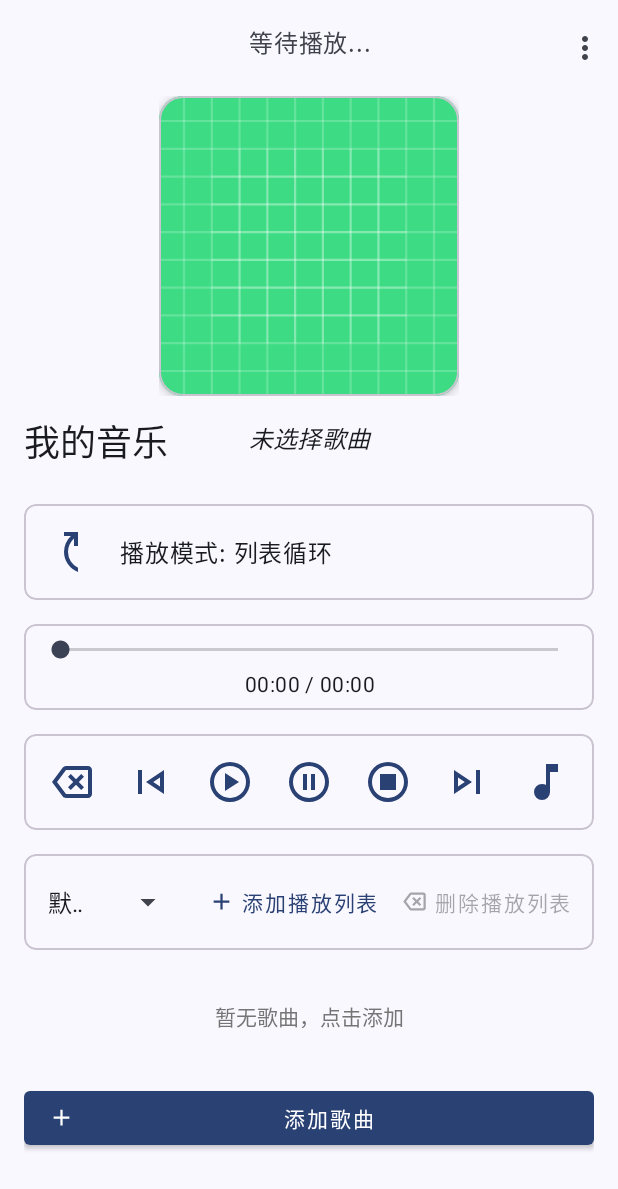
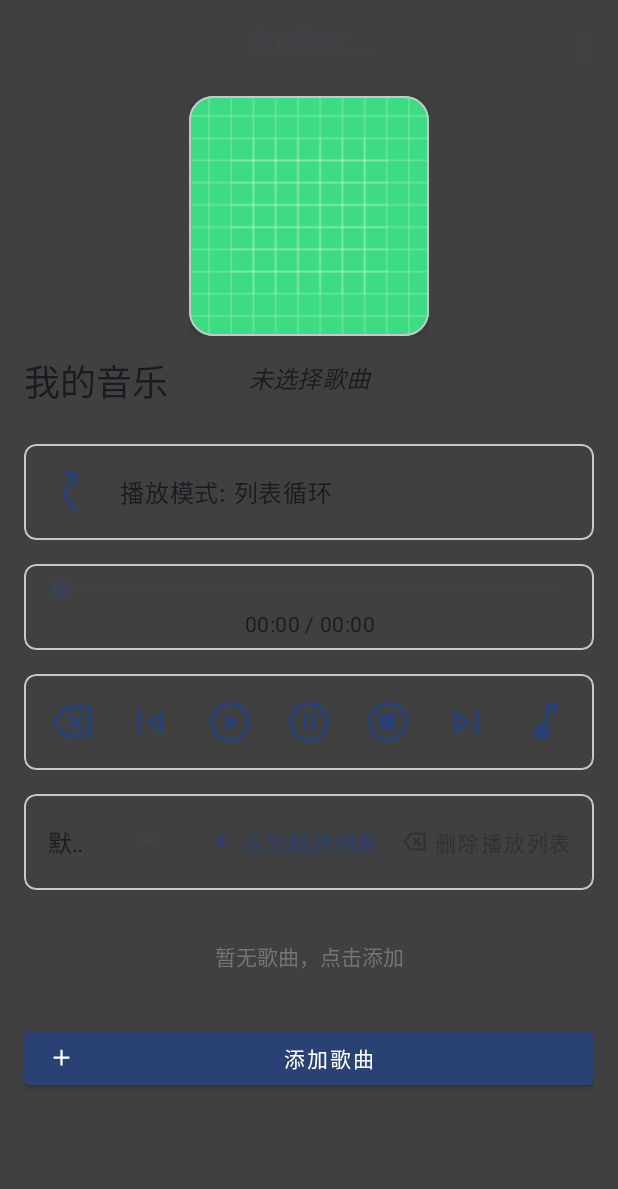
Before and after one commit to Kriemseeley/MusicPlayer, an Android app: the MainActivity screen opened directly, with no data from a screen before it, on a phone screen of 412 x 824 dp. Shown: the top 1189 px of the screen. Run offline under Robolectric (Android 15) with nearby library versions, the phone set to English and light mode, and no system bars; libraries missing offline, so code that uses them is left out: eightbitlab.com.blurview, org.jaudiotagger.audio, org.jaudiotagger.tag; plain views replace BlurView; 9 statements that could not run were skipped.

Commit message:
背景高斯模糊，歌曲封面作为背景，并随歌曲变化而变化

```diff
--- a/app/build.gradle.kts
+++ b/app/build.gradle.kts
@@ -12,7 +12,8 @@ android {
         targetSdk = 35
         versionCode = 1
         versionName = "1.0"
-
+        renderscriptTargetApi = 21
+        renderscriptSupportModeEnabled = true
         testInstrumentationRunner = "androidx.test.runner.AndroidJUnitRunner"
     }
 
--- /dev/null
+++ b/app/src/main/java/com/example/myapplication/BlurBackgroundView.java
@@ -0,0 +1,131 @@
+package com.example.myapplication;
+
+import android.content.Context;
+import android.graphics.Bitmap;
+import android.graphics.Canvas;
+import android.graphics.Color;
+import android.graphics.Matrix;
+import android.graphics.drawable.ColorDrawable;
+import android.graphics.drawable.Drawable;
+import android.graphics.drawable.TransitionDrawable;
+import android.os.Handler;
+import android.os.Looper;
+import android.renderscript.Allocation;
+import android.renderscript.Element;
+import android.renderscript.RenderScript;
+import android.renderscript.ScriptIntrinsicBlur;
+import android.util.AttributeSet;
+import android.widget.ImageView;
+import androidx.annotation.NonNull;
+import androidx.annotation.Nullable;
+
+import java.util.concurrent.ExecutorService;
+import java.util.concurrent.Executors;
+
+/**
+ * 动态模糊背景视图
+ * 接收一个源Bitmap，异步处理成模糊背景并平滑过渡
+ */
+public class BlurBackgroundView extends ImageView {
+
+    private static final int TRANSITION_DURATION_MS = 300;
+    private static final float BLUR_RADIUS = 5f;
+    private static final float SCALE_FACTOR = 1.2f;
+
+    private final ExecutorService backgroundExecutor = Executors.newSingleThreadExecutor();
+    private final Handler mainHandler = new Handler(Looper.getMainLooper());
+    private RenderScript rs;
+
+    private final Drawable defaultBackground;
+
+    public BlurBackgroundView(@NonNull Context context) {
+        this(context, null);
+    }
+
+    public BlurBackgroundView(@NonNull Context context, @Nullable AttributeSet attrs) {
+        super(context, attrs);
+        rs = RenderScript.create(context);
+        // 无封面时的默认渐变背景
+        defaultBackground = new ColorDrawable(Color.parseColor("#404040"));
+        setScaleType(ScaleType.CENTER_CROP);
+        setImageDrawable(defaultBackground);
+    }
+
+    /**
+     * 设置源封面，触发异步模糊处理和背景更新
+     *
+     * @param coverBitmap 原始封面图，可为null
+     */
+    public void setCover(Bitmap coverBitmap) {
+        if (coverBitmap == null) {
+            transitionTo(defaultBackground);
+            return;
+        }
+
+        backgroundExecutor.submit(() -> {
+            try {
+                Bitmap blurredBitmap = processBitmap(coverBitmap);
+                mainHandler.post(() -> transitionTo(
+                        new android.graphics.drawable.BitmapDrawable(getResources(), blurredBitmap)));
+            } catch (Exception e) {
+                mainHandler.post(() -> transitionTo(defaultBackground));
+            }
+        });
+    }
+
+    /**
+     * 对Bitmap进行缩放和高斯模糊处理
+     */
+    private Bitmap processBitmap(Bitmap bitmap) {
+        // 1. 缩放
+        Matrix matrix = new Matrix();
+        matrix.postScale(SCALE_FACTOR, SCALE_FACTOR);
+        Bitmap scaledBitmap = Bitmap.createBitmap(bitmap, 0, 0, bitmap.getWidth(), bitmap.getHeight(), matrix, true);
+
+        // 2. 模糊
+        Bitmap outputBitmap = Bitmap.createBitmap(scaledBitmap);
+        Allocation in = Allocation.createFromBitmap(rs, scaledBitmap);
+        Allocation out = Allocation.createFromBitmap(rs, outputBitmap);
+
+        ScriptIntrinsicBlur script = ScriptIntrinsicBlur.create(rs, Element.U8_4(rs));
+        script.setRadius(BLUR_RADIUS);
+        script.setInput(in);
+        script.forEach(out);
+
+        out.copyTo(outputBitmap);
+
+        // 回收中间Bitmap
+        scaledBitmap.recycle();
+        in.destroy();
+        out.destroy();
+        script.destroy();
+
+        return outputBitmap;
+    }
+
+    /**
+     * 平滑过渡到新的Drawable
+     */
+    private void transitionTo(Drawable newDrawable) {
+        Drawable oldDrawable = getDrawable();
+        if (oldDrawable == null) {
+            oldDrawable = new ColorDrawable(Color.TRANSPARENT);
+        }
+
+        TransitionDrawable transitionDrawable = new TransitionDrawable(new Drawable[] { oldDrawable, newDrawable });
+        setImageDrawable(transitionDrawable);
+        transitionDrawable.startTransition(TRANSITION_DURATION_MS);
+    }
+
+    @Override
+    protected void onDetachedFromWindow() {
+        super.onDetachedFromWindow();
+        // 释放RenderScript资源
+        if (rs != null) {
+            rs.destroy();
+            rs = null;
+        }
+        // 关闭线程池
+        backgroundExecutor.shutdown();
+    }
+}
--- a/app/src/main/res/layout/activity_main.xml
+++ b/app/src/main/res/layout/activity_main.xml
@@ -3,8 +3,13 @@
     xmlns:app="http://schemas.android.com/apk/res-auto"
     xmlns:tools="http://schemas.android.com/tools"
     android:layout_width="match_parent"
-    android:layout_height="match_parent"
-    android:background="?attr/colorSurface">
+    android:layout_height="match_parent">
+
+    <com.example.myapplication.BlurBackgroundView
+        android:id="@+id/blur_background_view"
+        android:layout_width="match_parent"
+        android:layout_height="match_parent" />
+
     <!-- 顶部工具栏 -->
     <com.google.android.material.appbar.AppBarLayout
         android:id="@+id/appbar"
@@ -41,8 +46,8 @@
                 <!-- 替换原有的封面ImageView部分 -->
                 <FrameLayout
                     android:id="@+id/cover_container"
-                    android:layout_width="200dp"
-                    android:layout_height="200dp"
+                    android:layout_width="160dp"
+                    android:layout_height="160dp"
                     android:layout_marginTop="@dimen/spacing_lg"
                     app:layout_constraintEnd_toEndOf="parent"
                     app:layout_constraintStart_toStartOf="parent"
@@ -116,6 +121,7 @@
                 android:layout_height="wrap_content"
                 app:cardElevation="0dp"
                 app:cardCornerRadius="@dimen/corner_radius_md"
+                app:cardBackgroundColor="@android:color/transparent"
                 app:layout_constraintTop_toTopOf="parent"
                 app:layout_constraintStart_toStartOf="parent"
                 app:layout_constraintEnd_toEndOf="parent">
@@ -124,8 +130,7 @@
                     android:id="@+id/blur_view_play_mode"
                     android:layout_width="match_parent"
                     android:layout_height="match_parent"
-                    app:blurOverlayColor="@android:color/white"
-                    app:blurRadius="20">
+                    app:blurRadius="10">
 
                     <androidx.constraintlayout.widget.ConstraintLayout
                         android:layout_width="match_parent"
@@ -173,6 +178,7 @@
                 android:layout_marginTop="@dimen/spacing_md"
                 app:cardElevation="0dp"
                 app:cardCornerRadius="@dimen/corner_radius_md"
+                app:cardBackgroundColor="@android:color/transparent"
                 app:layout_constraintTop_toBottomOf="@id/play_mode_card"
                 app:layout_constraintStart_toStartOf="parent"
                 app:layout_constraintEnd_toEndOf="parent">
@@ -181,8 +187,7 @@
                     android:id="@+id/blur_view_progress"
                     android:layout_width="match_parent"
                     android:layout_height="match_parent"
-                    app:blurOverlayColor="@android:color/white"
-                    app:blurRadius="20">
+                    app:blurRadius="10">
 
                     <androidx.constraintlayout.widget.ConstraintLayout
                         android:layout_width="match_parent"
@@ -223,6 +228,7 @@
                 android:layout_marginTop="@dimen/spacing_md"
                 app:cardElevation="0dp"
                 app:cardCornerRadius="@dimen/corner_radius_md"
+                app:cardBackgroundColor="@android:color/transparent"
                 app:layout_constraintTop_toBottomOf="@id/progress_card"
                 app:layout_constraintStart_toStartOf="parent"
                 app:layout_constraintEnd_toEndOf="parent">
@@ -231,8 +237,7 @@
                     android:id="@+id/blur_view_controls"
                     android:layout_width="match_parent"
                     android:layout_height="match_parent"
-                    app:blurOverlayColor="@android:color/white"
-                    app:blurRadius="20">
+                    app:blurRadius="10">
 
                     <androidx.constraintlayout.widget.ConstraintLayout
                         android:id="@+id/playback_controls"
@@ -350,6 +355,7 @@
                 android:layout_marginTop="@dimen/spacing_md"
                 app:cardElevation="0dp"
                 app:cardCornerRadius="@dimen/corner_radius_md"
+                app:cardBackgroundColor="@android:color/transparent"
                 app:layout_constraintTop_toBottomOf="@id/playback_controls_card"
                 app:layout_constraintStart_toStartOf="parent"
                 app:layout_constraintEnd_toEndOf="parent">
@@ -358,8 +364,7 @@
                     android:id="@+id/blur_view_playlist"
                     android:layout_width="match_parent"
                     android:layout_height="match_parent"
-                    app:blurOverlayColor="@android:color/white"
-                    app:blurRadius="20">
+                    app:blurRadius="10">
 
                     <androidx.constraintlayout.widget.ConstraintLayout
                         android:id="@+id/main_content_layout"
```
Also changed, not shown: app/src/main/java/com/example/myapplication/CoverFlipAnimator.java (+7 -4 lines), app/src/main/java/com/example/myapplication/MainActivity.java (+55 -96 lines).
